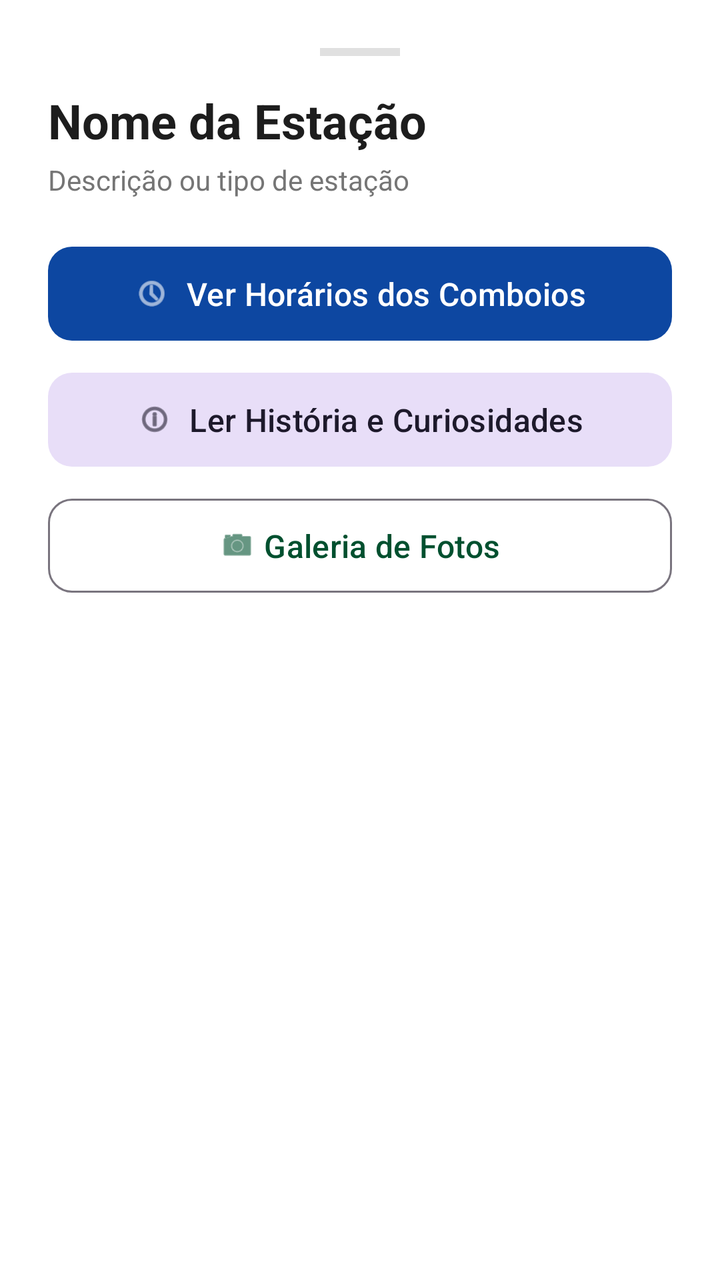
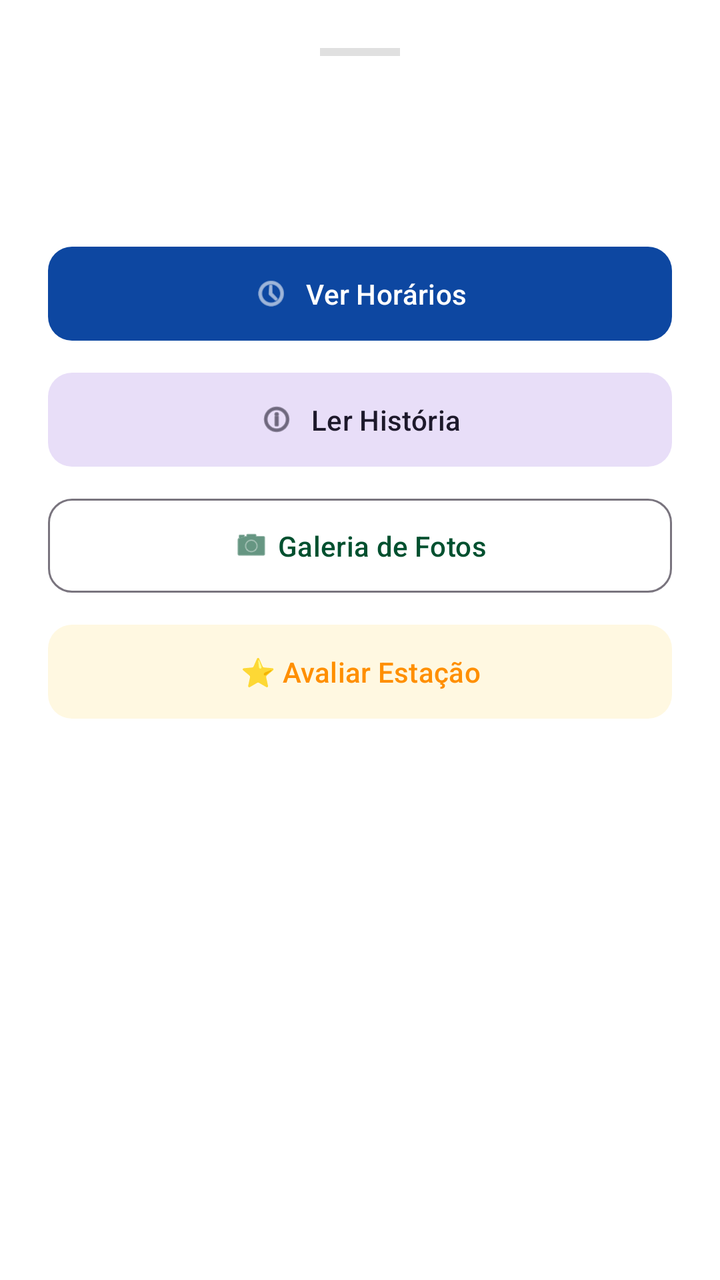

Before-and-after screenshots of an Android layout around one commit, followed by the original layout XML and the change that was made.
<!-- AndroidManifest.xml: application theme Theme.GuiaEstacoesFerroviarias -->
<!-- res/layout/layout_detalhes_estacao.xml -->
<?xml version="1.0" encoding="utf-8"?>
<LinearLayout xmlns:android="http://schemas.android.com/apk/res/android"
    xmlns:app="http://schemas.android.com/apk/res-auto"
    android:layout_width="match_parent"
    android:layout_height="wrap_content"
    android:orientation="vertical"
    android:padding="24dp"
    android:background="@android:color/white">

    <View
        android:layout_width="40dp"
        android:layout_height="4dp"
        android:layout_gravity="center"
        android:layout_marginBottom="16dp"
        android:background="#E0E0E0" />

    <TextView
        android:id="@+id/tvNomeEstacao"
        android:layout_width="match_parent"
        android:layout_height="wrap_content"
        android:text="Nome da Estação"
        android:textSize="24sp"
        android:textStyle="bold"
        android:textColor="#1D1D1D" />

    <TextView
        android:id="@+id/tvDescricao"
        android:layout_width="match_parent"
        android:layout_height="wrap_content"
        android:text="Descrição ou tipo de estação"
        android:textSize="14sp"
        android:layout_marginTop="4dp"
        android:textColor="#757575" />

    <Space
        android:layout_width="match_parent"
        android:layout_height="20dp" />

    <com.google.android.material.button.MaterialButton
        android:id="@+id/btnVerHorarios"
        android:layout_width="match_parent"
        android:layout_height="55dp"
        android:text="Ver Horários dos Comboios"
        android:textSize="16sp"
        app:cornerRadius="12dp"
        app:backgroundTint="#0D47A1"
        app:icon="@android:drawable/ic_menu_recent_history"
        app:iconGravity="textStart"
        android:textColor="@android:color/white" />

    <com.google.android.material.button.MaterialButton
        android:id="@+id/btnVerMais"
        style="@style/Widget.Material3.Button.TonalButton"
        android:layout_width="match_parent"
        android:layout_height="55dp"
        android:layout_marginTop="8dp"
        android:text="Ler História e Curiosidades"
        android:textSize="16sp"
        app:cornerRadius="12dp"
        app:icon="@android:drawable/ic_menu_info_details"
        app:iconGravity="textStart" />

    <com.google.android.material.button.MaterialButton
        android:id="@+id/btnGaleria"
        style="@style/Widget.Material3.Button.OutlinedButton"
        android:layout_width="match_parent"
        android:layout_height="55dp"
        android:layout_marginTop="8dp"
        android:text="Galeria de Fotos"
        android:textSize="16sp"
        app:cornerRadius="12dp"
        app:icon="@android:drawable/ic_menu_camera"
        app:iconGravity="textStart" />

</LinearLayout>
<!-- resources referenced by this layout -->
<resources>
  <style name="Theme.GuiaEstacoesFerroviarias" parent="Base.Theme.GuiaEstacoesFerroviarias" />
  <style name="Base.Theme.GuiaEstacoesFerroviarias" parent="Theme.Material3.DayNight.NoActionBar">
          <item name="colorPrimary">#00502F</item>
      </style>
</resources>

<!-- the commit's change to res/layout/layout_detalhes_estacao.xml (unified diff, before → after) -->
@@ -18,7 +18,6 @@
         android:id="@+id/tvNomeEstacao"
         android:layout_width="match_parent"
         android:layout_height="wrap_content"
-        android:text="Nome da Estação"
         android:textSize="24sp"
         android:textStyle="bold"
         android:textColor="#1D1D1D" />
@@ -27,7 +26,6 @@
         android:id="@+id/tvDescricao"
         android:layout_width="match_parent"
         android:layout_height="wrap_content"
-        android:text="Descrição ou tipo de estação"
         android:textSize="14sp"
         android:layout_marginTop="4dp"
         android:textColor="#757575" />
@@ -40,13 +38,11 @@
         android:id="@+id/btnVerHorarios"
         android:layout_width="match_parent"
         android:layout_height="55dp"
-        android:text="Ver Horários dos Comboios"
-        android:textSize="16sp"
+        android:text="Ver Horários"
         app:cornerRadius="12dp"
         app:backgroundTint="#0D47A1"
         app:icon="@android:drawable/ic_menu_recent_history"
-        app:iconGravity="textStart"
-        android:textColor="@android:color/white" />
+        app:iconGravity="textStart" />
 
     <com.google.android.material.button.MaterialButton
         android:id="@+id/btnVerMais"
@@ -54,8 +50,7 @@
         android:layout_width="match_parent"
         android:layout_height="55dp"
         android:layout_marginTop="8dp"
-        android:text="Ler História e Curiosidades"
-        android:textSize="16sp"
+        android:text="Ler História"
         app:cornerRadius="12dp"
         app:icon="@android:drawable/ic_menu_info_details"
         app:iconGravity="textStart" />
@@ -67,9 +62,19 @@
         android:layout_height="55dp"
         android:layout_marginTop="8dp"
         android:text="Galeria de Fotos"
-        android:textSize="16sp"
         app:cornerRadius="12dp"
         app:icon="@android:drawable/ic_menu_camera"
         app:iconGravity="textStart" />
 
+    <com.google.android.material.button.MaterialButton
+        android:id="@+id/btnAvaliar"
+        style="@style/Widget.Material3.Button.TonalButton"
+        android:layout_width="match_parent"
+        android:layout_height="55dp"
+        android:layout_marginTop="8dp"
+        android:text="⭐ Avaliar Estação"
+        app:cornerRadius="12dp"
+        app:backgroundTint="#FFF8E1"
+        android:textColor="#FF8F00" />
+
 </LinearLayout>
